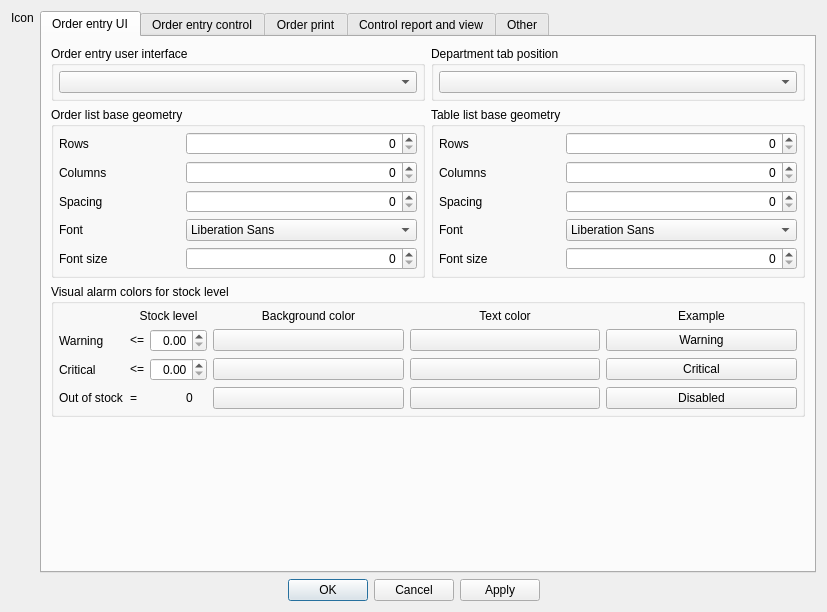
First picture: the form in App/Ui/SettingsDialog.ui, repository paolodestefani/pySagra, before the edit.
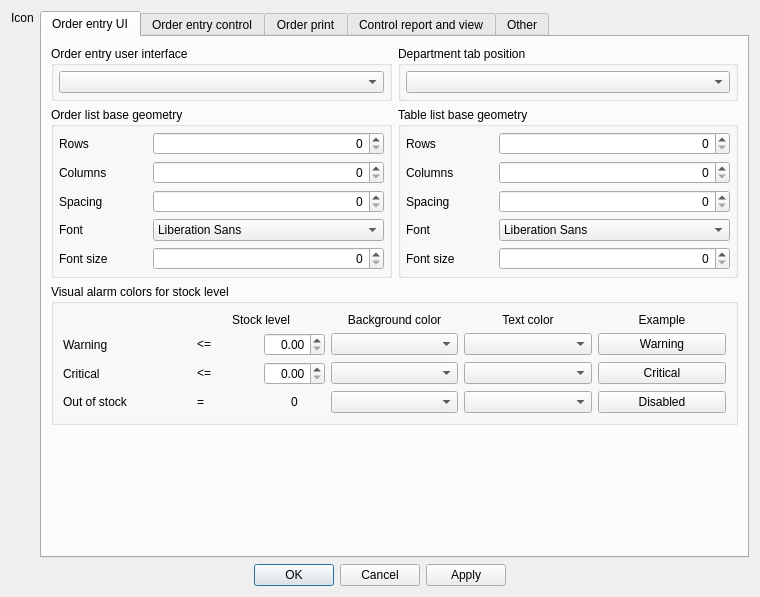
Second picture: the form after the edit. Custom widgets are drawn as their Qt base class.

What changed in the file:
```diff
--- a/App/Ui/SettingsDialog.ui
+++ b/App/Ui/SettingsDialog.ui
@@ -9,8 +9,8 @@
    <rect>
     <x>0</x>
     <y>0</y>
-    <width>827</width>
-    <height>612</height>
+    <width>760</width>
+    <height>597</height>
    </rect>
   </property>
   <property name="sizePolicy">
@@ -347,20 +347,8 @@
             <string>Visual alarm colors for stock level</string>
            </property>
            <layout class="QVBoxLayout" name="verticalLayout_2">
-            <property name="leftMargin">
-             <number>5</number>
-            </property>
-            <property name="topMargin">
-             <number>5</number>
-            </property>
-            <property name="rightMargin">
-             <number>5</number>
-            </property>
-            <property name="bottomMargin">
-             <number>5</number>
-            </property>
             <item>
-             <layout class="QGridLayout" name="gridLayout_4" columnstretch="0,0,1,1,1">
+             <layout class="QGridLayout" name="gridLayout_4">
               <item row="0" column="1">
                <widget class="QLabel" name="labelRed_2">
                 <property name="font">
@@ -458,18 +446,10 @@
                </layout>
               </item>
               <item row="1" column="2">
-               <widget class="QPushButton" name="pushButtonWB">
-                <property name="text">
-                 <string/>
-                </property>
-               </widget>
+               <widget class="ColorComboBox" name="colorComboBoxWB"/>
               </item>
               <item row="1" column="3">
-               <widget class="QPushButton" name="pushButtonWT">
-                <property name="text">
-                 <string/>
-                </property>
-               </widget>
+               <widget class="ColorComboBox" name="colorComboBoxWT"/>
               </item>
               <item row="1" column="4">
                <widget class="QPushButton" name="pushButtonExampleWL">
@@ -515,18 +495,10 @@
                </layout>
               </item>
               <item row="2" column="2">
-               <widget class="QPushButton" name="pushButtonCB">
-                <property name="text">
-                 <string/>
-                </property>
-               </widget>
+               <widget class="ColorComboBox" name="colorComboBoxCB"/>
               </item>
               <item row="2" column="3">
-               <widget class="QPushButton" name="pushButtonCT">
-                <property name="text">
-                 <string/>
-                </property>
-               </widget>
+               <widget class="ColorComboBox" name="colorComboBoxCT"/>
               </item>
               <item row="2" column="4">
                <widget class="QPushButton" name="pushButtonExampleCL">
@@ -564,18 +536,10 @@
                </layout>
               </item>
               <item row="3" column="2">
-               <widget class="QPushButton" name="pushButtonDB">
-                <property name="text">
-                 <string/>
-                </property>
-               </widget>
+               <widget class="ColorComboBox" name="colorComboBoxDB"/>
               </item>
               <item row="3" column="3">
-               <widget class="QPushButton" name="pushButtonDT">
-                <property name="text">
-                 <string/>
-                </property>
-               </widget>
+               <widget class="ColorComboBox" name="colorComboBoxDT"/>
               </item>
               <item row="3" column="4">
                <widget class="QPushButton" name="pushButtonExampleDL">
@@ -1796,6 +1760,11 @@
    <extends>QComboBox</extends>
    <header>App.Widget.Control</header>
   </customwidget>
+  <customwidget>
+   <class>ButtonItemExample</class>
+   <extends>QPushButton</extends>
+   <header>App.Widget.Control</header>
+  </customwidget>
  </customwidgets>
  <resources/>
  <connections>
```
Left out of the diff: 8 changed lines with no effect on the pictures.
